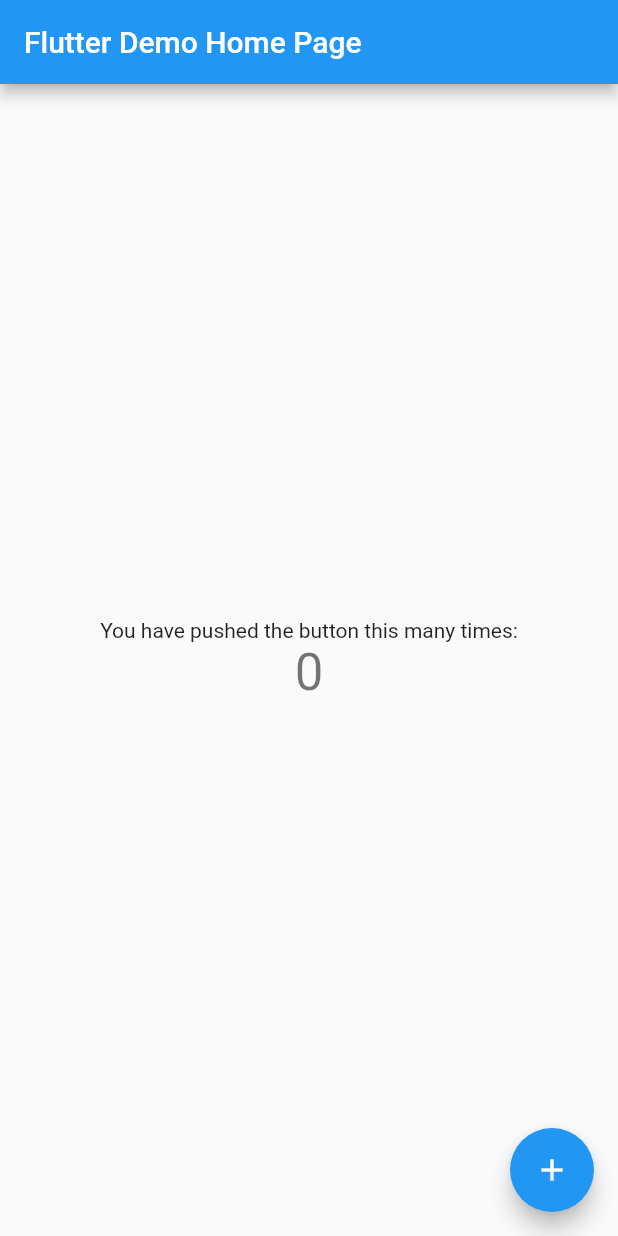
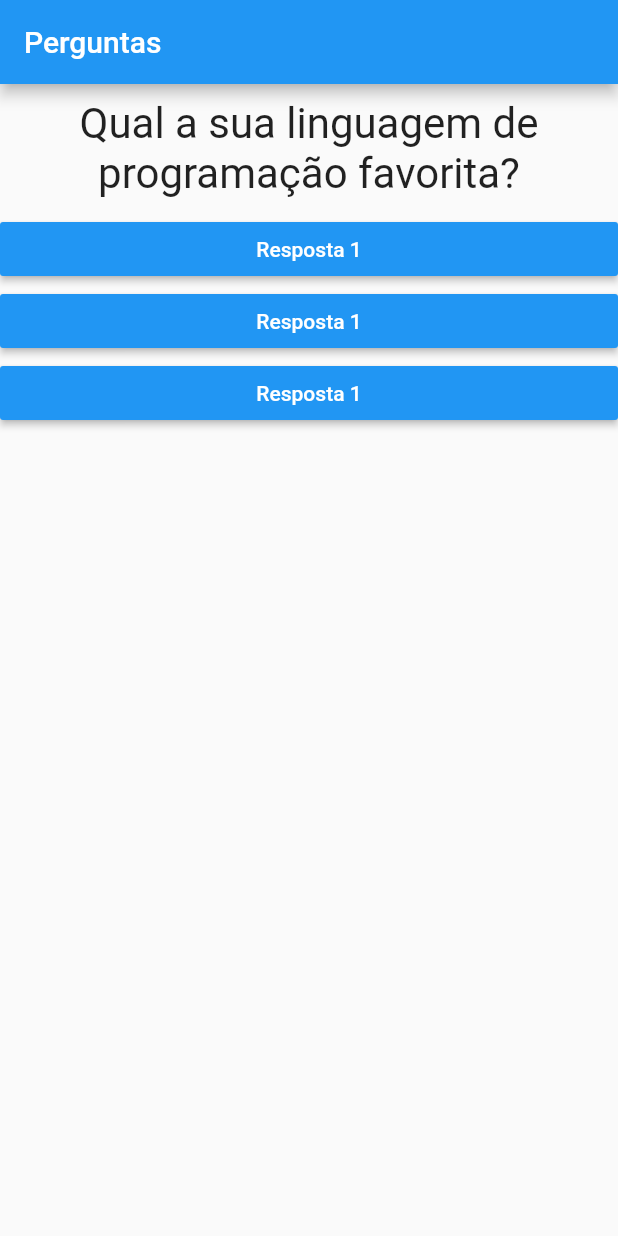
Before and after one commit to mbcordeiro/questions-flutter, a Flutter app: the screen it shows after launch, on a phone screen of 412 x 824 dp. Run offline on Flutter 3.47's test engine with Material 2 defaults, Android fonts, the phone set to English and light mode, and no system bars.

Commit message:
Component answer and question

```diff
--- /dev/null
+++ b/lib/answer.dart
@@ -0,0 +1,21 @@
+import 'package:flutter/material.dart';
+
+class Answer extends StatelessWidget {
+  final String text;
+  final void Function() onSelect;
+
+  Answer(this.text, this.onSelect);
+
+  @override
+  Widget build(BuildContext context) {
+    return Container(
+      width: double.infinity,
+      child: RaisedButton(
+        color: Colors.blue,
+        textColor: Colors.white,
+        child: Text(text),
+        onPressed: onSelect,
+      ),
+    );
+  }
+}
--- a/lib/main.dart
+++ b/lib/main.dart
@@ -1,66 +1,47 @@
+import 'package:flutter/cupertino.dart';
 import 'package:flutter/material.dart';
+import './question.dart';
+import './answer.dart';
 
-void main() {
-  runApp(MyApp());
-}
+main() => runApp(new QuestionsApp());
 
-class MyApp extends StatelessWidget {
-  @override
-  Widget build(BuildContext context) {
-    return MaterialApp(
-      title: 'Flutter Demo',
-      theme: ThemeData(
-        primarySwatch: Colors.blue,
-        visualDensity: VisualDensity.adaptivePlatformDensity,
-      ),
-      home: MyHomePage(title: 'Flutter Demo Home Page'),
-    );
-  }
-}
+class _QuestionsAppState extends State<QuestionsApp> {
+  var _selectedQuestion = 0;
 
-class MyHomePage extends StatefulWidget {
-  MyHomePage({Key key, this.title}) : super(key: key);
-
-  final String title;
-
-  @override
-  _MyHomePageState createState() => _MyHomePageState();
-}
-
-class _MyHomePageState extends State<MyHomePage> {
-  int _counter = 0;
-
-  void _incrementCounter() {
+  void _answer() {
     setState(() {
-      _counter++;
+      _selectedQuestion++;
     });
   }
 
   @override
   Widget build(BuildContext context) {
-    return Scaffold(
-      appBar: AppBar(
-        title: Text(widget.title),
-      ),
-      body: Center(
-        child: Column(
-          mainAxisAlignment: MainAxisAlignment.center,
+    final List<String> questions = [
+      'Qual a sua linguagem de programação favorita?',
+      'Qual a sua IDE favorita?'
+    ];
+
+    return MaterialApp(
+      home: Scaffold(
+        appBar: AppBar(
+          title: Text('Perguntas'),
+        ),
+        body: Column(
           children: <Widget>[
-            Text(
-              'You have pushed the button this many times:',
-            ),
-            Text(
-              '$_counter',
-              style: Theme.of(context).textTheme.headline4,
-            ),
+            Question(questions.elementAt(_selectedQuestion)),
+            Answer('Resposta 1', _answer),
+            Answer('Resposta 1', _answer),
+            Answer('Resposta 1', _answer)
           ],
         ),
-      ),
-      floatingActionButton: FloatingActionButton(
-        onPressed: _incrementCounter,
-        tooltip: 'Increment',
-        child: Icon(Icons.add),
       ),
     );
   }
 }
+
+class QuestionsApp extends StatefulWidget {
+  @override
+  _QuestionsAppState createState() {
+    return _QuestionsAppState();
+  }
+}
--- /dev/null
+++ b/lib/question.dart
@@ -0,0 +1,20 @@
+import 'package:flutter/material.dart';
+
+class Question extends StatelessWidget {
+  final String text;
+
+  Question(this.text);
+
+  @override
+  Widget build(BuildContext context) {
+    return Container(
+      width: double.infinity,
+      margin: EdgeInsets.all(10),
+      child: Text(
+        text,
+        style: TextStyle(fontSize: 28),
+        textAlign: TextAlign.center,
+      ),
+    );
+  }
+}
```
Also changed, not shown: 1 other file.
